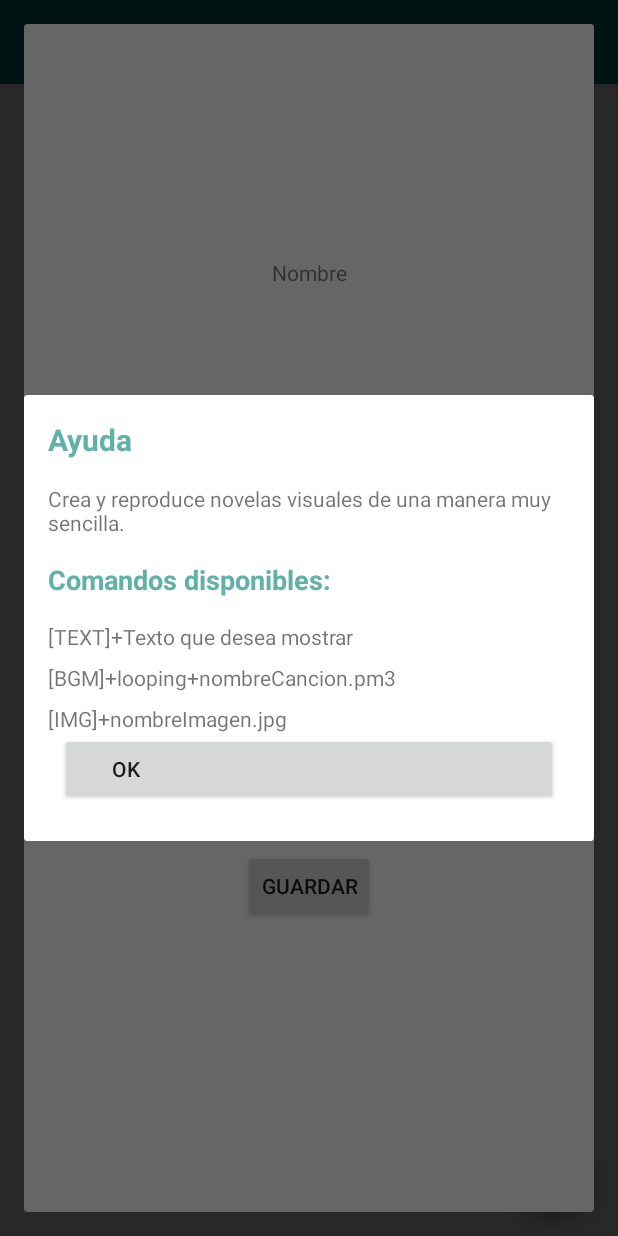
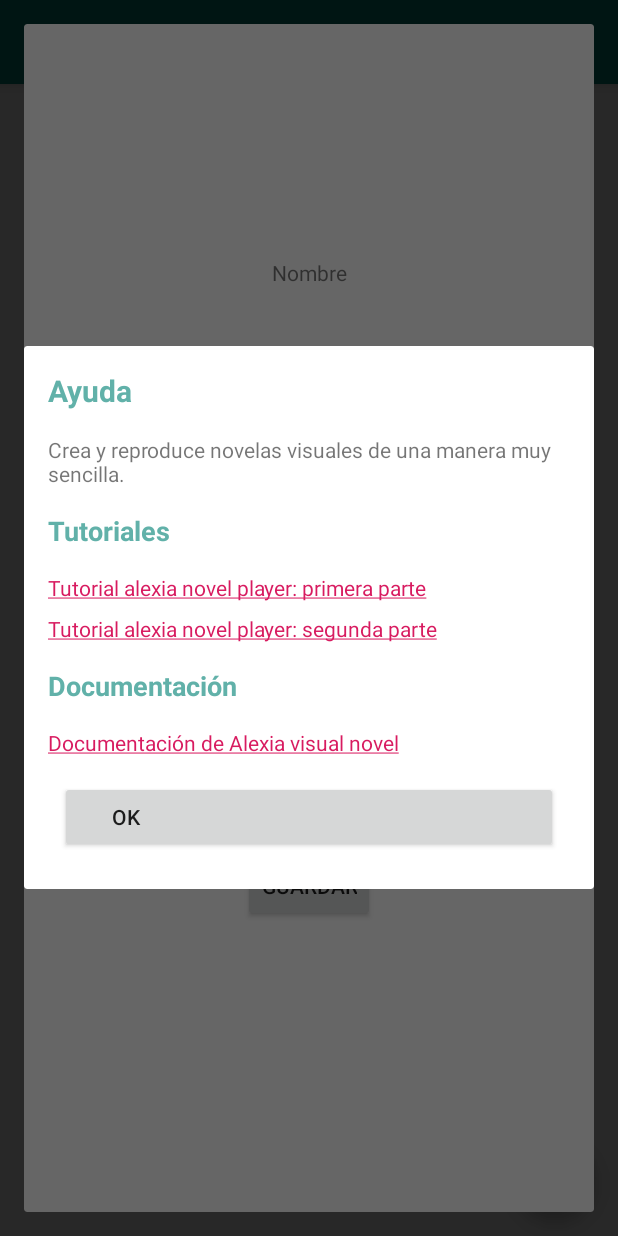
Before and after one commit to Fernando1612/AlexiaVN, an Android app: the screen it shows after launch (MainActivity), in the options menu, after a tap on "Ayuda", on a phone screen of 412 x 824 dp. Run offline under Robolectric (Android 15) with nearby library versions, the phone set to English and light mode, and no system bars; our stand-ins replace Picasso; pictures from the network do not load.

Commit message:
Add links

```diff
--- a/AlexiaVNPlayer/app/src/main/java/maceda/alejandro/alexiavnplayer/FileChooser.java
+++ b/AlexiaVNPlayer/app/src/main/java/maceda/alejandro/alexiavnplayer/FileChooser.java
@@ -76,7 +76,8 @@ public class FileChooser extends ListActivity {
                         if (option == 1) {
                             String filename = ff.getName();
                             //if (filename.contains("txt"))
-                            if (filename.contains("ale"))
+                            //Archivo inicial con extension .avn
+                            if (filename.contains("avn"))
                                 fls.add(new Item(ff.getName(), ff.length() + " Byte", date_modify, ff.getAbsolutePath(), "file_icon"));
                         } else if (option == 2) {
                             String filename = ff.getName();
--- a/AlexiaVNPlayer/app/src/main/java/maceda/alejandro/alexiavnplayer/settings/Ayuda.java
+++ b/AlexiaVNPlayer/app/src/main/java/maceda/alejandro/alexiavnplayer/settings/Ayuda.java
@@ -2,9 +2,12 @@ package maceda.alejandro.alexiavnplayer.settings;
 
 import android.app.Dialog;
 import android.content.Context;
+import android.text.Html;
+import android.text.method.LinkMovementMethod;
 import android.view.View;
 import android.view.Window;
 import android.widget.Button;
+import android.widget.TextView;
 
 import maceda.alejandro.alexiavnplayer.R;
 
@@ -17,6 +20,25 @@ public class Ayuda {
         dialogo.setContentView(R.layout.ayuda_view);
 
         Button ok = (Button) dialogo.findViewById(R.id.btnOk);
+        TextView tuorial1 = (TextView) dialogo.findViewById(R.id.tutorialP1);
+        TextView tutorial2 = (TextView) dialogo.findViewById(R.id.tutorialP2);
+        TextView documentacion = (TextView) dialogo.findViewById(R.id.documentacion);
+
+        tuorial1.setClickable(true);
+        tutorial2.setClickable(true);
+        documentacion.setClickable(true);
+
+        tuorial1.setMovementMethod(LinkMovementMethod.getInstance());
+        tutorial2.setMovementMethod(LinkMovementMethod.getInstance());
+        documentacion.setMovementMethod(LinkMovementMethod.getInstance());
+
+        String link1 = "<a href='https://www.youtube.com/watch?v=5eOza4v4VcE&t=3s'>Tutorial alexia novel player: primera parte</a>";
+        String link2 = "<a href='https://www.youtube.com/watch?v=MmtBu0sTIdw&t=0s'>Tutorial alexia novel player: segunda parte</a>";
+        String linkDocumentacion = "<a href='https://github.com/Fernando1612/AlexiaVN'>Documentación de Alexia visual novel</a>";
+
+        tuorial1.setText(Html.fromHtml(link1));
+        tutorial2.setText(Html.fromHtml(link2));
+        documentacion.setText(Html.fromHtml(linkDocumentacion));
 
         ok.setOnClickListener(new View.OnClickListener() {
             @Override
--- a/AlexiaVNPlayer/app/src/main/res/layout/activity_preferences.xml
+++ b/AlexiaVNPlayer/app/src/main/res/layout/activity_preferences.xml
@@ -92,7 +92,7 @@
         android:layout_marginTop="16dp"
         android:background="@null"
         android:onClick="menuPrincipal"
-        android:text="Menù Principal"
+        android:text="Menú Principal"
         android:textSize="12sp"
         android:textStyle="bold"
         app:layout_constraintBottom_toBottomOf="parent"
--- a/AlexiaVNPlayer/app/src/main/res/layout/ayuda_view.xml
+++ b/AlexiaVNPlayer/app/src/main/res/layout/ayuda_view.xml
@@ -70,7 +70,7 @@
                 android:layout_width="wrap_content"
                 android:layout_height="wrap_content"
                 android:layout_marginTop="16dp"
-                android:text="Comandos disponibles:"
+                android:text="Tutoriales"
                 android:textColor="#61b1a9"
                 android:textSize="18sp"
                 android:textStyle="bold"
@@ -82,11 +82,11 @@
                 app:layout_constraintVertical_bias="0.0" />
 
             <TextView
-                android:id="@+id/textView17"
+                android:id="@+id/tutorialP1"
                 android:layout_width="wrap_content"
                 android:layout_height="wrap_content"
                 android:layout_marginTop="16dp"
-                android:text="[TEXT]+Texto que desea mostrar"
+                android:text="Tutorial alexia novel player: primera parte"
                 app:layout_constraintBottom_toTopOf="@+id/btnOk"
                 app:layout_constraintEnd_toEndOf="parent"
                 app:layout_constraintHorizontal_bias="0.0"
@@ -95,29 +95,46 @@
                 app:layout_constraintVertical_bias="0.0" />
 
             <TextView
-                android:id="@+id/textView18"
+                android:id="@+id/tutorialP2"
                 android:layout_width="wrap_content"
                 android:layout_height="wrap_content"
                 android:layout_marginTop="8dp"
-                android:text="[BGM]+looping+nombreCancion.pm3"
+                android:text="Tutorial alexia novel player: segunda parte"
                 app:layout_constraintBottom_toTopOf="@+id/btnOk"
                 app:layout_constraintEnd_toEndOf="parent"
                 app:layout_constraintHorizontal_bias="0.0"
-                app:layout_constraintStart_toStartOf="@+id/textView17"
-                app:layout_constraintTop_toBottomOf="@+id/textView17"
+                app:layout_constraintStart_toStartOf="@+id/tutorialP1"
+                app:layout_constraintTop_toBottomOf="@+id/tutorialP1"
                 app:layout_constraintVertical_bias="0.0" />
 
             <TextView
                 android:id="@+id/textView19"
                 android:layout_width="wrap_content"
                 android:layout_height="wrap_content"
-                android:layout_marginTop="8dp"
-                android:text="[IMG]+nombreImagen.jpg"
+                android:layout_marginTop="16dp"
+                android:text="Documentación"
+                android:textColor="#61b1a9"
+                android:textSize="18sp"
+                android:textStyle="bold"
                 app:layout_constraintBottom_toTopOf="@+id/btnOk"
                 app:layout_constraintEnd_toEndOf="parent"
                 app:layout_constraintHorizontal_bias="0.0"
-                app:layout_constraintStart_toStartOf="@+id/textView18"
-                app:layout_constraintTop_toBottomOf="@+id/textView18"
+                app:layout_constraintStart_toStartOf="@+id/tutorialP2"
+                app:layout_constraintTop_toBottomOf="@+id/tutorialP2"
+                app:layout_constraintVertical_bias="0.0" />
+
+            <TextView
+                android:id="@+id/documentacion"
+                android:layout_width="wrap_content"
+                android:layout_height="wrap_content"
+                android:layout_marginTop="16dp"
+                android:layout_marginBottom="16dp"
+                android:text="Documentación de Alexia visual novel"
+                app:layout_constraintBottom_toTopOf="@+id/btnOk"
+                app:layout_constraintEnd_toEndOf="@+id/textView19"
+                app:layout_constraintHorizontal_bias="0.0"
+                app:layout_constraintStart_toStartOf="@+id/textView19"
+                app:layout_constraintTop_toBottomOf="@+id/textView19"
                 app:layout_constraintVertical_bias="0.0" />
 
 
--- a/AlexiaVNPlayer/app/src/main/res/layout/fragment_cargar.xml
+++ b/AlexiaVNPlayer/app/src/main/res/layout/fragment_cargar.xml
@@ -95,6 +95,7 @@
 
         <TextView
             android:id="@+id/dateCargar1"
+            android:textSize="10sp"
             android:layout_width="wrap_content"
             android:layout_height="wrap_content"
             android:layout_marginTop="4dp"
@@ -104,6 +105,7 @@
 
         <TextView
             android:id="@+id/dateCargar2"
+            android:textSize="10sp"
             android:layout_width="wrap_content"
             android:layout_height="wrap_content"
             android:layout_marginTop="4dp"
@@ -113,6 +115,7 @@
 
         <TextView
             android:id="@+id/dateCargar3"
+            android:textSize="10sp"
             android:layout_width="wrap_content"
             android:layout_height="wrap_content"
             android:layout_marginTop="4dp"
@@ -122,6 +125,7 @@
 
         <TextView
             android:id="@+id/dateCargar4"
+            android:textSize="10sp"
             android:layout_width="wrap_content"
             android:layout_height="wrap_content"
             android:layout_marginTop="4dp"
@@ -131,6 +135,7 @@
 
         <TextView
             android:id="@+id/dateCargar5"
+            android:textSize="10sp"
             android:layout_width="wrap_content"
             android:layout_height="wrap_content"
             android:layout_marginTop="4dp"
@@ -140,6 +145,7 @@
 
         <TextView
             android:id="@+id/dateCargar6"
+            android:textSize="10sp"
             android:layout_width="wrap_content"
             android:layout_height="wrap_content"
             android:layout_marginTop="4dp"
--- a/AlexiaVNPlayer/app/src/main/res/layout/fragment_guardar.xml
+++ b/AlexiaVNPlayer/app/src/main/res/layout/fragment_guardar.xml
@@ -95,6 +95,7 @@
 
         <TextView
             android:id="@+id/dateGuardar1"
+            android:textSize="10sp"
             android:layout_width="wrap_content"
             android:layout_height="wrap_content"
             android:layout_marginTop="4dp"
@@ -104,6 +105,7 @@
 
         <TextView
             android:id="@+id/dateGuardar2"
+            android:textSize="10sp"
             android:layout_width="wrap_content"
             android:layout_height="wrap_content"
             android:layout_marginTop="4dp"
@@ -113,6 +115,7 @@
 
         <TextView
             android:id="@+id/dateGuardar3"
+            android:textSize="10sp"
             android:layout_width="wrap_content"
             android:layout_height="wrap_content"
             android:layout_marginTop="4dp"
@@ -122,6 +125,7 @@
 
         <TextView
             android:id="@+id/dateGuardar4"
+            android:textSize="10sp"
             android:layout_width="wrap_content"
             android:layout_height="wrap_content"
             android:layout_marginTop="4dp"
@@ -131,6 +135,7 @@
 
         <TextView
             android:id="@+id/dateGuardar5"
+            android:textSize="10sp"
             android:layout_width="wrap_content"
             android:layout_height="wrap_content"
             android:layout_marginTop="4dp"
@@ -140,6 +145,7 @@
 
         <TextView
             android:id="@+id/dateGuardar6"
+            android:textSize="10sp"
             android:layout_width="wrap_content"
             android:layout_height="wrap_content"
             android:layout_marginTop="4dp"
--- a/AlexiaVNPlayer/app/src/main/res/menu/menu_main.xml
+++ b/AlexiaVNPlayer/app/src/main/res/menu/menu_main.xml
@@ -8,6 +8,11 @@
         android:title="@string/action_settings"
         app:showAsAction="never" />
     <item
+        android:id="@+id/action_project"
+        android:orderInCategory="100"
+        android:title="@string/action_project"
+        app:showAsAction="never"/>
+    <item
         android:id="@+id/action_ayuda"
         android:orderInCategory="100"
         android:title="Ayuda"
--- a/AlexiaVNPlayer/app/src/main/res/values/strings.xml
+++ b/AlexiaVNPlayer/app/src/main/res/values/strings.xml
@@ -1,6 +1,7 @@
 <resources>
     <string name="app_name">Alexia VN Player</string>
-    <string name="action_settings">Configuracion</string>
+    <string name="action_settings">Configuración</string>
+    <string name="action_project">Crear proyecto en blanco</string>-
     <string name="confirmTitle">¿Estas seguro?</string>
     <string name="confirmMessage">Se quitara de la lista</string>
 
```
Also changed, not shown: AlexiaVNPlayer/app/src/main/java/maceda/alejandro/alexiavnplayer/MainActivity.java (+84 -2 lines), AlexiaVNPlayer/app/src/main/java/maceda/alejandro/alexiavnplayer/alexavn.java (+6 -1 lines), AlexiaVNPlayer/app/src/main/res/layout/custom_alertdialog.xml (added, +14 -0 lines), 1 other file.
